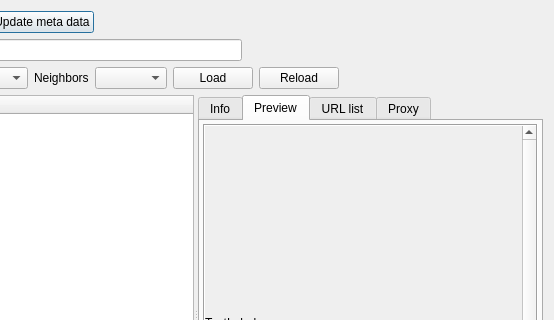
The window that plugins/osgearth/TileInspectorDialog.ui (aroth-fastprotect/sgi) describes before a commit, drawn with Qt 5; both pictures show x 135 to 689 and y 0 to 320 of the 689 by 551 pixel window.
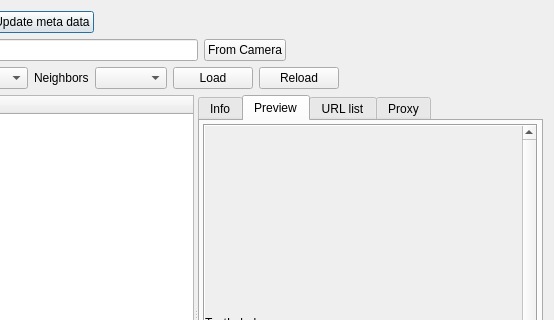
The same window after the commit.

Commit message: take position from camera

What changed in the file:
```diff
--- a/plugins/osgearth/TileInspectorDialog.ui
+++ b/plugins/osgearth/TileInspectorDialog.ui
@@ -86,6 +86,13 @@
        </property>
       </widget>
      </item>
+     <item>
+      <widget class="QPushButton" name="positionFromCamera">
+       <property name="text">
+        <string>From Camera</string>
+       </property>
+      </widget>
+     </item>
      <item>
       <spacer name="horizontalSpacer_2">
        <property name="orientation">
```
Left out of the diff: 52 changed lines with no effect on the pictures. The commit also changes 3 other files.
